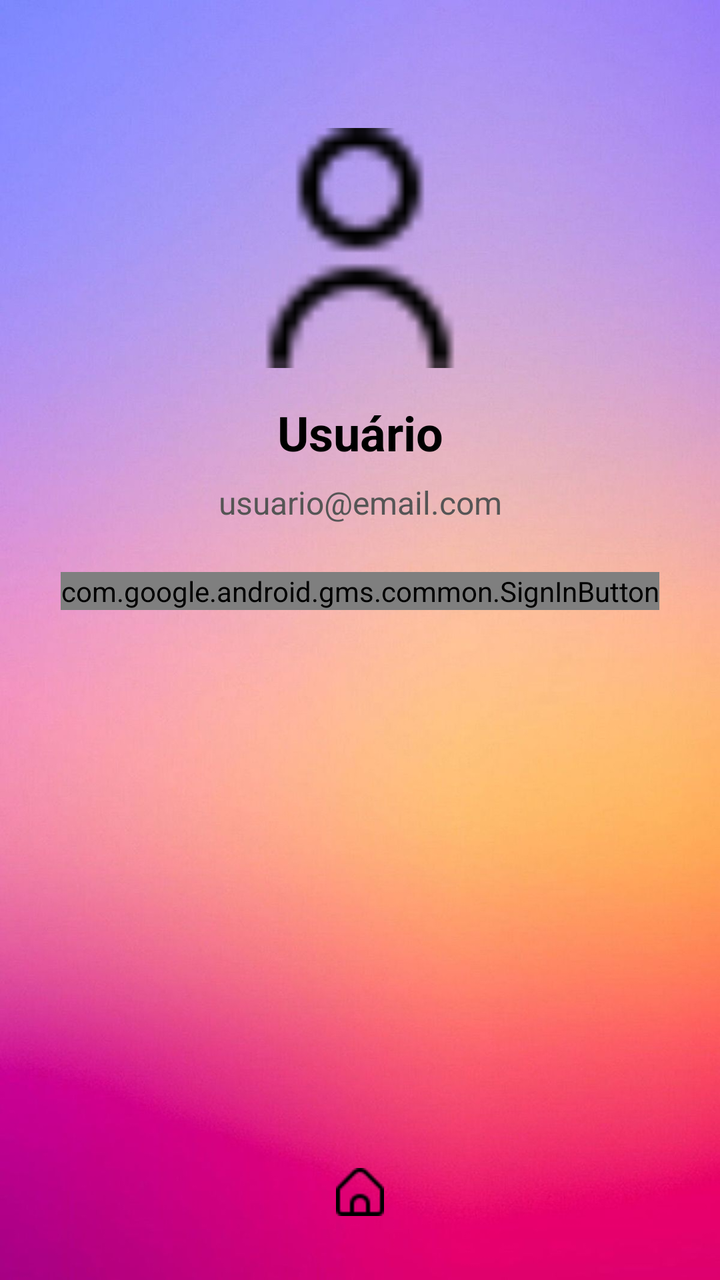
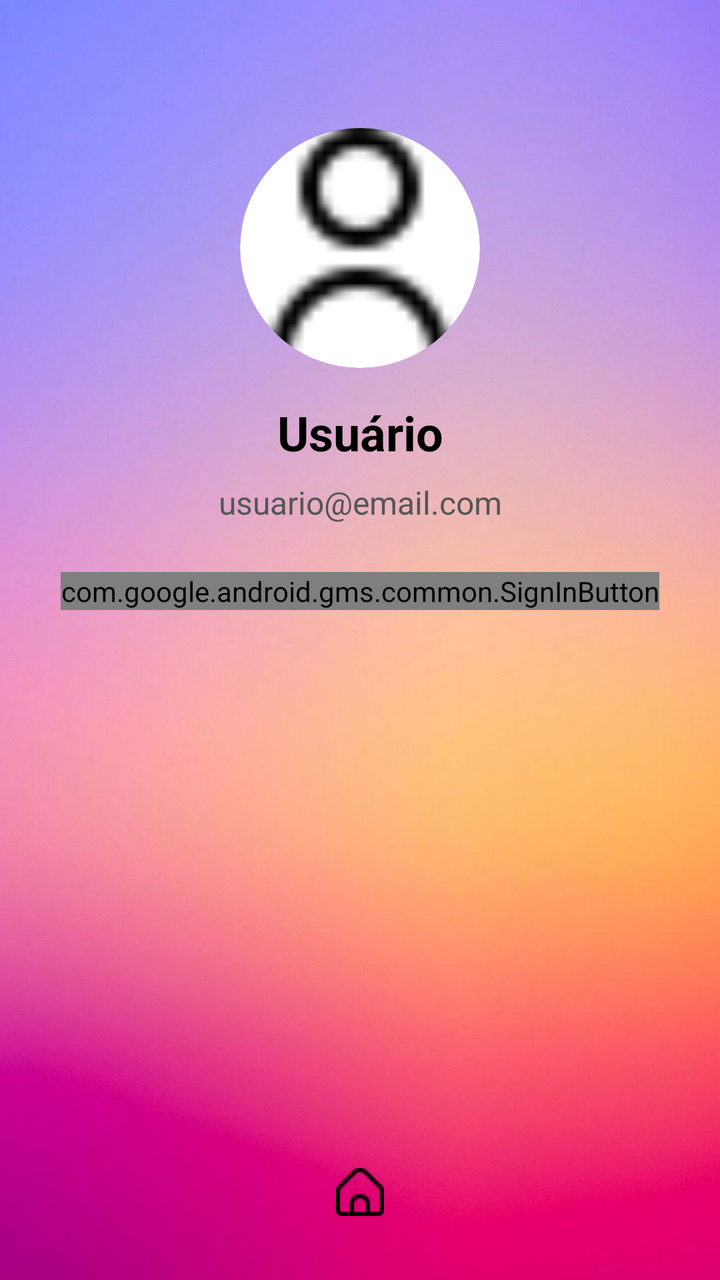

Compare the two renders of this Android layout. The source of the first and the diff that turns it into the second are given below.
<!-- AndroidManifest.xml: application theme Theme.Teste -->
<!-- res/layout/activity_tela_perfil.xml -->
<?xml version="1.0" encoding="utf-8"?>
<androidx.constraintlayout.widget.ConstraintLayout xmlns:android="http://schemas.android.com/apk/res/android"
    xmlns:app="http://schemas.android.com/apk/res-auto"
    xmlns:tools="http://schemas.android.com/tools"
    android:layout_width="match_parent"
    android:layout_height="match_parent"
    android:background="#FDFCFC"
    tools:context=".TelaPerfilActivity">

    <ImageView
        android:id="@+id/imageFundoPerfil"
        android:layout_width="match_parent"
        android:layout_height="match_parent"
        android:scaleType="centerCrop"
        app:layout_constraintBottom_toBottomOf="parent"
        app:layout_constraintEnd_toEndOf="parent"
        app:layout_constraintStart_toStartOf="parent"
        app:layout_constraintTop_toTopOf="parent"
        app:srcCompat="@drawable/fundo__1_" />

    <ImageView
        android:id="@+id/imageFotoPerfil"
        android:layout_width="120dp"
        android:layout_height="120dp"
        android:layout_marginTop="64dp"
        app:layout_constraintEnd_toEndOf="parent"
        app:layout_constraintStart_toStartOf="parent"
        app:layout_constraintTop_toTopOf="parent"
        app:srcCompat="@drawable/user" />

    <TextView
        android:id="@+id/textNomePerfil"
        android:layout_width="wrap_content"
        android:layout_height="wrap_content"
        android:layout_marginTop="16dp"
        android:text="Usuário"
        android:textColor="#000000"
        android:textSize="24sp"
        android:textStyle="bold"
        app:layout_constraintEnd_toEndOf="parent"
        app:layout_constraintStart_toStartOf="parent"
        app:layout_constraintTop_toBottomOf="@+id/imageFotoPerfil" />

    <TextView
        android:id="@+id/textEmailPerfil"
        android:layout_width="wrap_content"
        android:layout_height="wrap_content"
        android:layout_marginTop="8dp"
        android:text="usuario@email.com"
        android:textColor="#555555"
        android:textSize="16sp"
        app:layout_constraintEnd_toEndOf="parent"
        app:layout_constraintStart_toStartOf="parent"
        app:layout_constraintTop_toBottomOf="@+id/textNomePerfil" />

    
    <com.google.android.gms.common.SignInButton
        android:id="@+id/sign_in_button"
        android:layout_width="wrap_content"
        android:layout_height="wrap_content"
        android:layout_marginTop="24dp"
        app:layout_constraintEnd_toEndOf="parent"
        app:layout_constraintStart_toStartOf="parent"
        app:layout_constraintTop_toBottomOf="@+id/textEmailPerfil" />
        
    <ImageButton
        android:id="@+id/botaoHome"
        android:layout_width="wrap_content"
        android:layout_height="wrap_content"
        android:layout_marginBottom="32dp"
        android:background="#00FFFFFF"
        app:layout_constraintBottom_toBottomOf="parent"
        app:layout_constraintEnd_toEndOf="parent"
        app:layout_constraintStart_toStartOf="parent"
        app:srcCompat="@drawable/home" />

</androidx.constraintlayout.widget.ConstraintLayout>
<!-- resources referenced by this layout -->
<resources>
  <!-- drawable fundo__1_: jpg bitmap (drawable, 78926 bytes) -->
  <!-- drawable home: png bitmap (drawable, 387 bytes) -->
  <!-- drawable user: png bitmap (drawable, 489 bytes) -->
  <style name="Theme.Teste" parent="Base.Theme.Teste" />
  <style name="Base.Theme.Teste" parent="Theme.Material3.DayNight.NoActionBar">
          
          
      </style>
</resources>

<!-- the commit's change to res/layout/activity_tela_perfil.xml (unified diff, before → after) -->
@@ -18,15 +18,25 @@
         app:layout_constraintTop_toTopOf="parent"
         app:srcCompat="@drawable/fundo__1_" />
 
-    <ImageView
-        android:id="@+id/imageFotoPerfil"
+    <androidx.cardview.widget.CardView
+        android:id="@+id/cardViewPerfil"
         android:layout_width="120dp"
         android:layout_height="120dp"
         android:layout_marginTop="64dp"
+        app:cardCornerRadius="60dp"
+        app:cardElevation="0dp"
         app:layout_constraintEnd_toEndOf="parent"
         app:layout_constraintStart_toStartOf="parent"
-        app:layout_constraintTop_toTopOf="parent"
-        app:srcCompat="@drawable/user" />
+        app:layout_constraintTop_toTopOf="parent">
+
+        <ImageView
+            android:id="@+id/imageFotoPerfil"
+            android:layout_width="match_parent"
+            android:layout_height="match_parent"
+            android:scaleType="centerCrop"
+            app:srcCompat="@drawable/user" />
+
+    </androidx.cardview.widget.CardView>
 
     <TextView
         android:id="@+id/textNomePerfil"
@@ -39,7 +49,7 @@
         android:textStyle="bold"
         app:layout_constraintEnd_toEndOf="parent"
         app:layout_constraintStart_toStartOf="parent"
-        app:layout_constraintTop_toBottomOf="@+id/imageFotoPerfil" />
+        app:layout_constraintTop_toBottomOf="@+id/cardViewPerfil" />
 
     <TextView
         android:id="@+id/textEmailPerfil"
@@ -62,6 +72,18 @@
         app:layout_constraintEnd_toEndOf="parent"
         app:layout_constraintStart_toStartOf="parent"
         app:layout_constraintTop_toBottomOf="@+id/textEmailPerfil" />
+
+    
+    <Button
+        android:id="@+id/botaoLogout"
+        android:layout_width="wrap_content"
+        android:layout_height="wrap_content"
+        android:layout_marginTop="16dp"
+        android:text="Sair da Conta"
+        android:visibility="gone"
+        app:layout_constraintEnd_toEndOf="parent"
+        app:layout_constraintStart_toStartOf="parent"
+        app:layout_constraintTop_toBottomOf="@+id/sign_in_button" />
         
     <ImageButton
         android:id="@+id/botaoHome"
